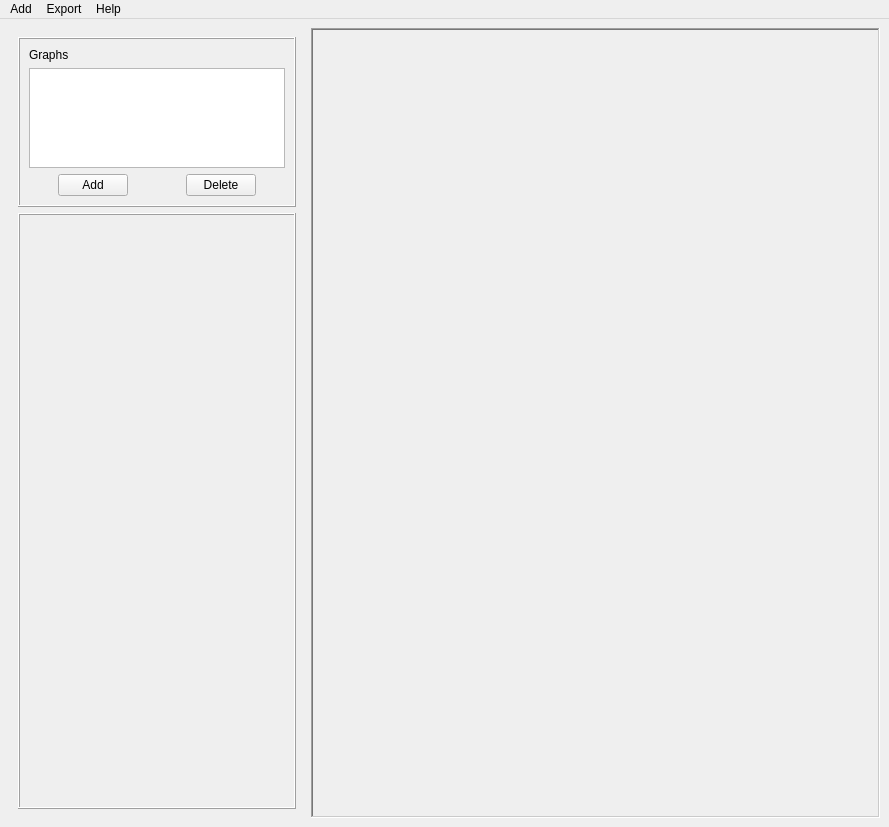
First picture: the form in plot_tool/designer/window/window_ui.ui, repository grupo-tc-volcan/plot-tool, before the edit.
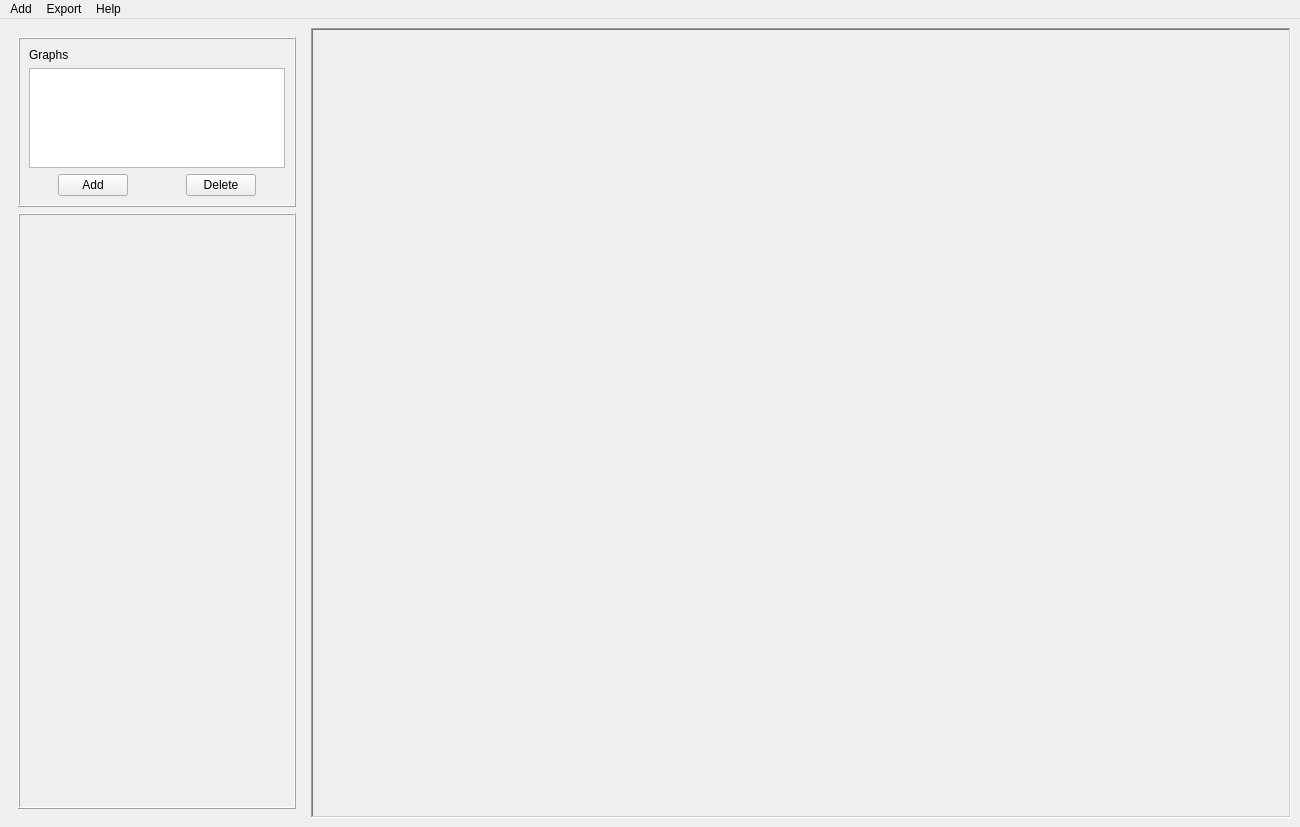
Second picture: the form after the edit. Custom widgets are drawn as their Qt base class.

The edit to the form file:
```diff
--- a/plot_tool/designer/window/window_ui.ui
+++ b/plot_tool/designer/window/window_ui.ui
@@ -6,10 +6,22 @@
    <rect>
     <x>0</x>
     <y>0</y>
-    <width>889</width>
+    <width>1300</width>
     <height>827</height>
    </rect>
   </property>
+  <property name="sizePolicy">
+   <sizepolicy hsizetype="Fixed" vsizetype="Fixed">
+    <horstretch>0</horstretch>
+    <verstretch>0</verstretch>
+   </sizepolicy>
+  </property>
+  <property name="minimumSize">
+   <size>
+    <width>1300</width>
+    <height>0</height>
+   </size>
+  </property>
   <property name="windowTitle">
    <string>MainWindow</string>
   </property>
@@ -184,7 +196,7 @@
     <rect>
      <x>0</x>
      <y>0</y>
-     <width>889</width>
+     <width>1300</width>
      <height>21</height>
     </rect>
    </property>
```
